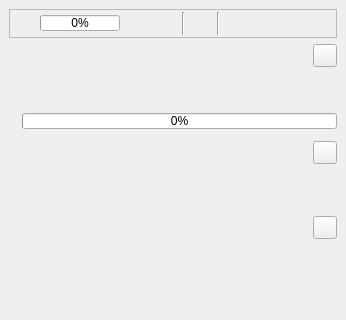
This is valetudo_qgis/ui/status_panel.ui in sylsta/homeqgis as Qt 5 draws it before an edit; both pictures show x 0 to 346 and y 0 to 320 of the 346 by 714 pixel window. The edited form follows.
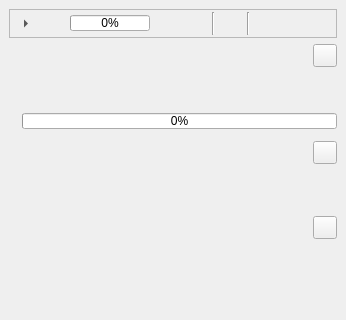
This is the edited form. Custom widgets are drawn as their Qt base class.

Commit message: Panel: details folded at start with an arrow to unfold them; Raspberry Pi logo cropped to the berry

The edit to the form file:
```diff
--- a/valetudo_qgis/ui/status_panel.ui
+++ b/valetudo_qgis/ui/status_panel.ui
@@ -34,6 +34,19 @@
        <property name="bottomMargin">
         <number>2</number>
        </property>
+       <item>
+        <widget class="QToolButton" name="btn_details">
+         <property name="autoRaise">
+          <bool>true</bool>
+         </property>
+         <property name="arrowType">
+          <enum>Qt::RightArrow</enum>
+         </property>
+         <property name="toolTip">
+          <string>Show the details</string>
+         </property>
+        </widget>
+       </item>
        <item>
         <widget class="QLabel" name="lbl_logo"/>
        </item>
```
The commit also changes 5 other files.
